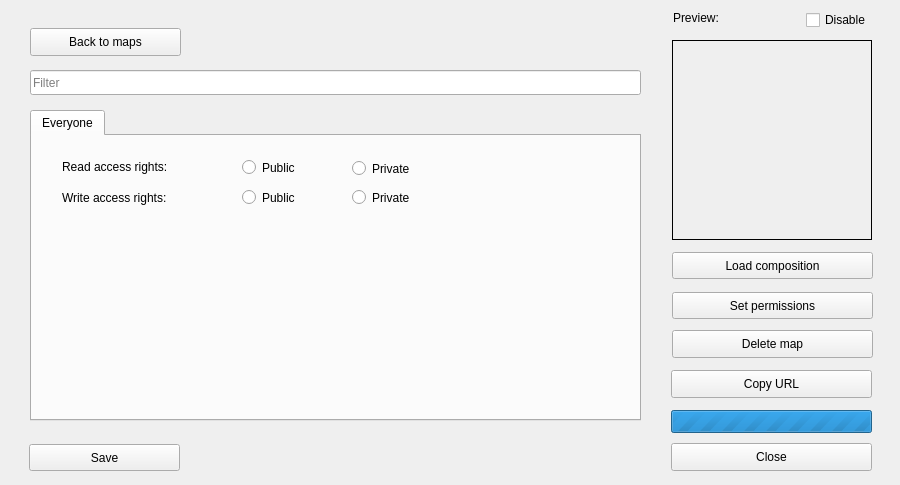
First picture: the form in dlg_addMap.ui, repository LESPROJEKT/qgis-layman-plugin, before the edit.
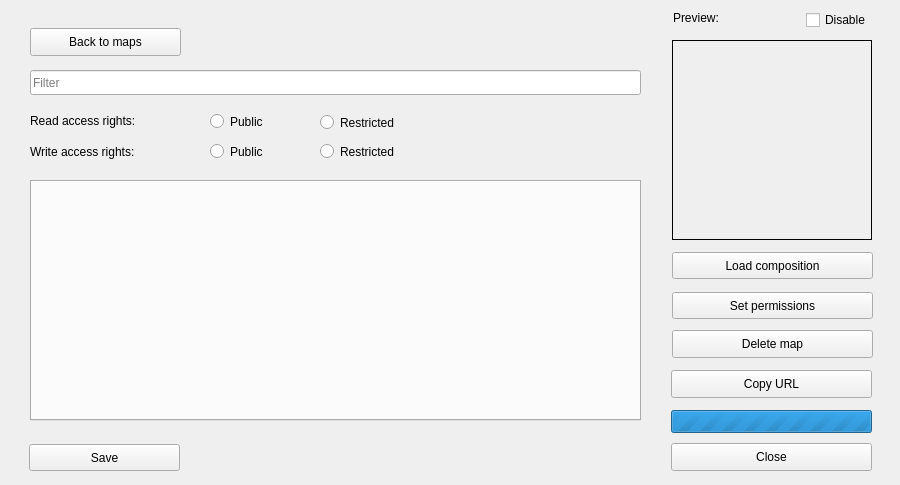
Second picture: the form after the edit. The open tabs and pages were chosen to show the change. Icons and pictures are not drawn. Custom widgets are drawn as their Qt base class.

```diff
--- a/dlg_addMap.ui
+++ b/dlg_addMap.ui
@@ -285,103 +285,14 @@
      <property name="geometry">
       <rect>
        <x>10</x>
-       <y>100</y>
+       <y>170</y>
        <width>611</width>
-       <height>311</height>
+       <height>241</height>
       </rect>
      </property>
      <property name="currentIndex">
       <number>0</number>
      </property>
-     <widget class="QWidget" name="tab">
-      <attribute name="title">
-       <string>Everyone</string>
-      </attribute>
-      <widget class="QRadioButton" name="radioButton">
-       <property name="geometry">
-        <rect>
-         <x>210</x>
-         <y>20</y>
-         <width>111</width>
-         <height>23</height>
-        </rect>
-       </property>
-       <property name="text">
-        <string>Public</string>
-       </property>
-      </widget>
-      <widget class="QRadioButton" name="radioButton_2">
-       <property name="geometry">
-        <rect>
-         <x>320</x>
-         <y>21</y>
-         <width>111</width>
-         <height>23</height>
-        </rect>
-       </property>
-       <property name="text">
-        <string>Private</string>
-       </property>
-      </widget>
-      <widget class="QRadioButton" name="radioButton_3">
-       <property name="geometry">
-        <rect>
-         <x>320</x>
-         <y>50</y>
-         <width>111</width>
-         <height>23</height>
-        </rect>
-       </property>
-       <property name="text">
-        <string>Private</string>
-       </property>
-      </widget>
-      <widget class="QRadioButton" name="radioButton_4">
-       <property name="geometry">
-        <rect>
-         <x>210</x>
-         <y>50</y>
-         <width>111</width>
-         <height>23</height>
-        </rect>
-       </property>
-       <property name="text">
-        <string>Public</string>
-       </property>
-      </widget>
-      <widget class="QLabel" name="label_5">
-       <property name="geometry">
-        <rect>
-         <x>30</x>
-         <y>22</y>
-         <width>141</width>
-         <height>17</height>
-        </rect>
-       </property>
-       <property name="text">
-        <string>Read access rights:</string>
-       </property>
-       <property name="buddy">
-        <cstring>radioButton</cstring>
-       </property>
-      </widget>
-      <widget class="QLabel" name="label_6">
-       <property name="geometry">
-        <rect>
-         <x>30</x>
-         <y>53</y>
-         <width>141</width>
-         <height>17</height>
-        </rect>
-       </property>
-       <property name="text">
-        <string>Write access rights:</string>
-       </property>
-       <property name="buddy">
-        <cstring>radioButton_4</cstring>
-       </property>
-      </widget>
-     </widget>
     </widget>
     <widget class="QLineEdit" name="userFilterLineEdit">
      <property name="geometry">
@@ -399,6 +310,90 @@
       <string>Filter</string>
      </property>
     </widget>
+    <widget class="QRadioButton" name="radioButton_writePrivate">
+     <property name="geometry">
+      <rect>
+       <x>300</x>
+       <y>130</y>
+       <width>111</width>
+       <height>23</height>
+      </rect>
+     </property>
+     <property name="text">
+      <string>Restricted</string>
+     </property>
+    </widget>
+    <widget class="QLabel" name="label_7">
+     <property name="geometry">
+      <rect>
+       <x>10</x>
+       <y>102</y>
+       <width>141</width>
+       <height>17</height>
+      </rect>
+     </property>
+     <property name="text">
+      <string>Read access rights:</string>
+     </property>
+     <property name="buddy">
+      <cstring>radioButton_readPublic</cstring>
+     </property>
+    </widget>
+    <widget class="QRadioButton" name="radioButton_readPrivate">
+     <property name="geometry">
+      <rect>
+       <x>300</x>
+       <y>101</y>
+       <width>111</width>
+       <height>23</height>
+      </rect>
+     </property>
+     <property name="text">
+      <string>Restricted</string>
+     </property>
+    </widget>
+    <widget class="QRadioButton" name="radioButton_readPublic">
+     <property name="geometry">
+      <rect>
+       <x>190</x>
+       <y>100</y>
+       <width>111</width>
+       <height>23</height>
+      </rect>
+     </property>
+     <property name="text">
+      <string>Public</string>
+     </property>
+    </widget>
+    <widget class="QLabel" name="label_8">
+     <property name="geometry">
+      <rect>
+       <x>10</x>
+       <y>133</y>
+       <width>141</width>
+       <height>17</height>
+      </rect>
+     </property>
+     <property name="text">
+      <string>Write access rights:</string>
+     </property>
+     <property name="buddy">
+      <cstring>radioButton_writePublic</cstring>
+     </property>
+    </widget>
+    <widget class="QRadioButton" name="radioButton_writePublic">
+     <property name="geometry">
+      <rect>
+       <x>190</x>
+       <y>130</y>
+       <width>111</width>
+       <height>23</height>
+      </rect>
+     </property>
+     <property name="text">
+      <string>Public</string>
+     </property>
+    </widget>
    </widget>
    <widget class="QWidget" name="page1">
     <widget class="QTreeWidget" name="treeWidget">
```
Left out of the diff: 2 changed lines with no effect on the pictures.
